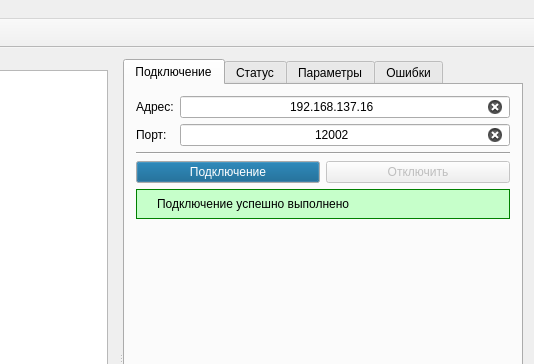
First picture: the form in Source/window.ui, repository Grandbrain/Sensor, before the edit; both pictures show x 734 to 1268 and y 0 to 364 of the 1268 by 675 pixel window.
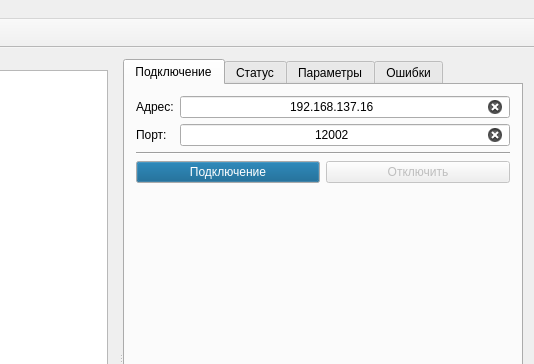
Second picture: the form after the edit. The open tabs and pages were chosen to show the change. Icons and pictures are not drawn.

The edit to the form file:
```diff
--- a/Source/window.ui
+++ b/Source/window.ui
@@ -66,13 +66,6 @@
         <layout class="QGridLayout" name="layoutConnection">
          <item row="4" column="0" colspan="2">
           <widget class="QWidget" name="widgetMessage" native="true">
-           <property name="styleSheet">
-            <string notr="true">.QWidget
-{
-	background-color: rgb(198, 255, 202);
-	border: 1px solid green;
-}</string>
-           </property>
            <layout class="QGridLayout" name="gridLayout_9">
             <property name="leftMargin">
              <number>8</number>
@@ -100,11 +93,7 @@
              </spacer>
             </item>
             <item row="0" column="1">
-             <widget class="QLabel" name="labelMessage">
-              <property name="text">
-               <string>Подключение успешно выполнено</string>
-              </property>
-             </widget>
+             <widget class="QLabel" name="labelMessage"/>
             </item>
             <item row="0" column="0">
              <widget class="QLabel" name="labelResult">
```
Left out of the diff: 17 changed lines with no effect on the pictures.
